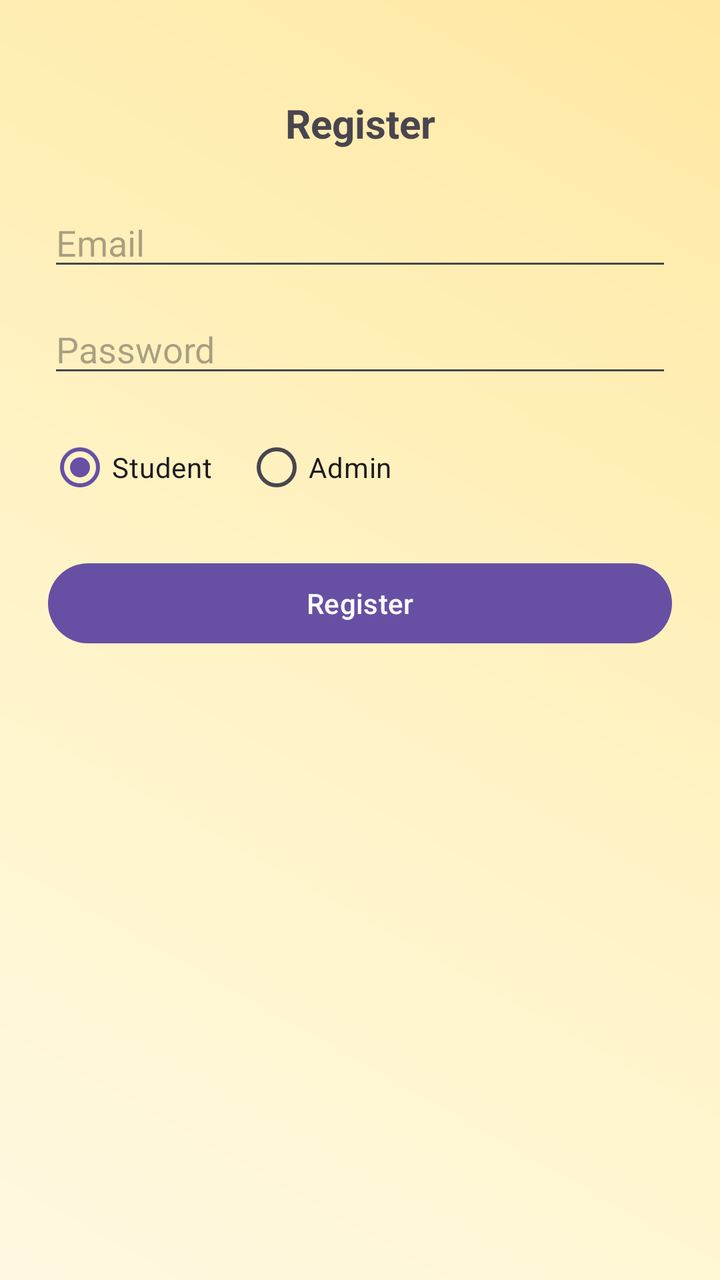
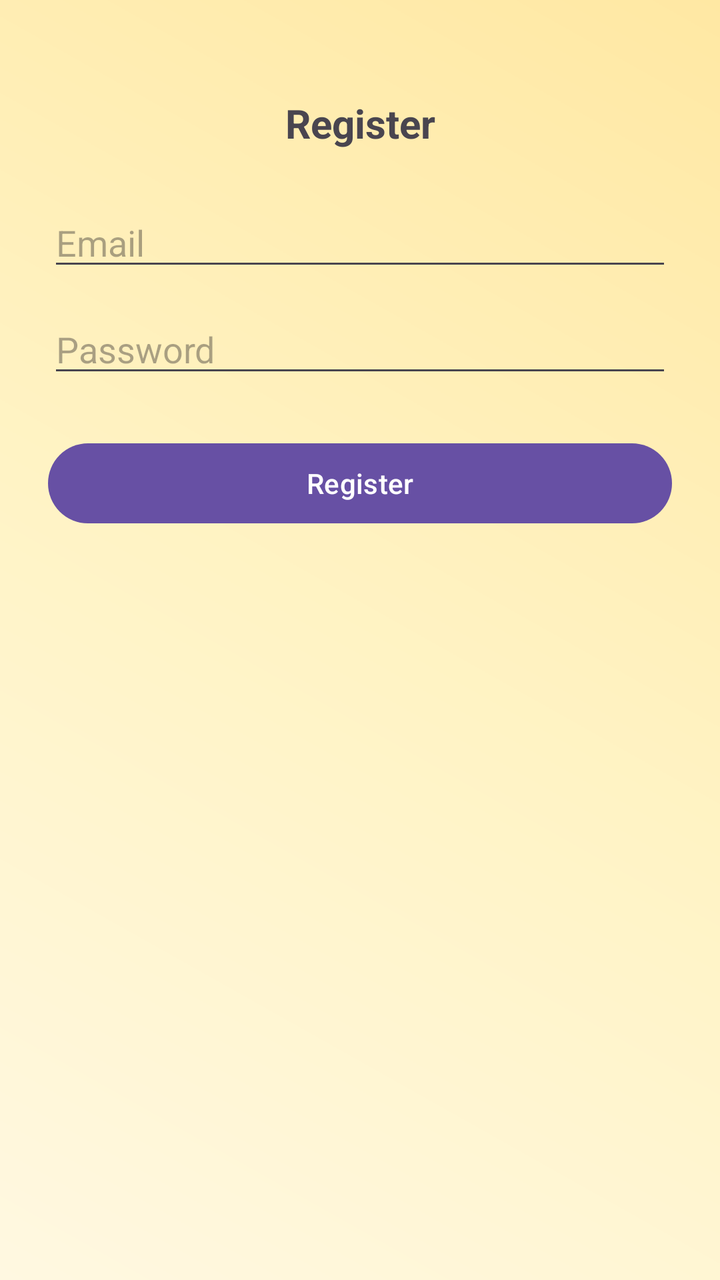

Two renders of the same Android screen: before a commit and after it. Below are the layout's source before the change and the commit's diff.
<!-- AndroidManifest.xml: application theme Theme.Project22 -->
<!-- res/layout/activity_register.xml -->
<?xml version="1.0" encoding="utf-8"?>
<androidx.constraintlayout.widget.ConstraintLayout xmlns:android="http://schemas.android.com/apk/res/android"
    xmlns:app="http://schemas.android.com/apk/res-auto"
    xmlns:tools="http://schemas.android.com/tools"
    android:layout_width="match_parent"
    android:layout_height="match_parent"
    tools:context=".RegisterActivity">

    <TextView
        android:id="@+id/tvTitle"
        android:layout_width="wrap_content"
        android:layout_height="wrap_content"
        android:text="Register"
        android:textStyle="bold"
        android:textSize="20sp"
        app:layout_constraintTop_toTopOf="parent"
        app:layout_constraintStart_toStartOf="parent"
        app:layout_constraintEnd_toEndOf="parent"
        android:layout_marginTop="48dp"/>

    <EditText
        android:id="@+id/etEmail"
        android:layout_width="0dp"
        android:layout_height="wrap_content"
        android:hint="Email"
        android:inputType="textEmailAddress"
        app:layout_constraintTop_toBottomOf="@id/tvTitle"
        app:layout_constraintStart_toStartOf="parent"
        app:layout_constraintEnd_toEndOf="parent"
        android:layout_marginStart="24dp"
        android:layout_marginEnd="24dp"
        android:layout_marginTop="24dp"/>

    <EditText
        android:id="@+id/etPassword"
        android:layout_width="0dp"
        android:layout_height="wrap_content"
        android:hint="Password"
        android:inputType="textPassword"
        app:layout_constraintTop_toBottomOf="@id/etEmail"
        app:layout_constraintStart_toStartOf="parent"
        app:layout_constraintEnd_toEndOf="parent"
        android:layout_marginStart="24dp"
        android:layout_marginEnd="24dp"
        android:layout_marginTop="12dp"/>

    <RadioGroup
        android:id="@+id/rgRole"
        android:layout_width="0dp"
        android:layout_height="wrap_content"
        app:layout_constraintTop_toBottomOf="@id/etPassword"
        app:layout_constraintStart_toStartOf="parent"
        app:layout_constraintEnd_toEndOf="parent"
        android:orientation="horizontal"
        android:layout_marginStart="24dp"
        android:layout_marginEnd="24dp"
        android:layout_marginTop="16dp">

        <RadioButton
            android:id="@+id/rbStudent"
            android:layout_width="wrap_content"
            android:layout_height="wrap_content"
            android:text="Student"
            android:checked="true"
            android:layout_marginEnd="16dp"/>

        <RadioButton
            android:id="@+id/rbAdmin"
            android:layout_width="wrap_content"
            android:layout_height="wrap_content"
            android:text="Admin"/>
    </RadioGroup>

    <Button
        android:id="@+id/btnRegister"
        android:layout_width="0dp"
        android:layout_height="wrap_content"
        android:text="Register"
        app:layout_constraintTop_toBottomOf="@id/rgRole"
        app:layout_constraintStart_toStartOf="parent"
        app:layout_constraintEnd_toEndOf="parent"
        android:layout_marginStart="24dp"
        android:layout_marginEnd="24dp"
        android:layout_marginTop="20dp"/>

</androidx.constraintlayout.widget.ConstraintLayout>
<!-- resources referenced by this layout -->
<resources>
  <style name="Theme.Project22" parent="Base.Theme.Project22" />
  <style name="Base.Theme.Project22" parent="Theme.Material3.Light.NoActionBar">
          
          <item name="colorPrimary">@color/md_primary</item>
          <item name="colorOnPrimary">@color/md_onPrimary</item>
          <item name="colorPrimaryContainer">@color/md_primaryContainer</item>
          <item name="colorOnPrimaryContainer">@color/md_onPrimaryContainer</item>
  
          <item name="colorSecondary">@color/md_secondary</item>
          <item name="colorOnSecondary">@color/md_onSecondary</item>
          <item name="colorSecondaryContainer">@color/md_secondaryContainer</item>
          <item name="colorOnSecondaryContainer">@color/md_onSecondaryContainer</item>
  
          <item name="colorTertiary">@color/md_tertiary</item>
          <item name="colorOnTertiary">@color/md_onTertiary</item>
          <item name="colorTertiaryContainer">@color/md_tertiaryContainer</item>
          <item name="colorOnTertiaryContainer">@color/md_onTertiaryContainer</item>
  
          <item name="android:windowBackground">@drawable/bg_app_gradient</item>
          <item name="colorSurface">@color/md_surface</item>
          <item name="colorOnSurface">@color/md_onSurface</item>
          <item name="android:navigationBarColor">@color/md_primaryContainer</item>
      </style>
  <color name="md_primary">#6750A4</color>
  <color name="md_onPrimary">#FFFFFF</color>
  <color name="md_primaryContainer">#EADDFF</color>
  <color name="md_onPrimaryContainer">#21005D</color>
  <color name="md_secondary">#386A20</color>
  <color name="md_onSecondary">#FFFFFF</color>
  <color name="md_secondaryContainer">#C7F0A6</color>
  <color name="md_onSecondaryContainer">#0F3900</color>
  <color name="md_tertiary">#006C6A</color>
  <color name="md_onTertiary">#FFFFFF</color>
  <color name="md_tertiaryContainer">#6FF7F3</color>
  <color name="md_onTertiaryContainer">#00201F</color>
  <!-- drawable bg_app_gradient (drawable) -->
  <?xml version="1.0" encoding="utf-8"?>
  <shape xmlns:android="http://schemas.android.com/apk/res/android" android:shape="rectangle">
      <gradient
          android:type="linear"
          android:angle="45"
          android:startColor="#FFF8E1"
          android:centerColor="#FFF3C4"
          android:endColor="#FFE8A3" />
  </shape>
  <color name="md_surface">#FFFCFF</color>
  <color name="md_onSurface">#1D1B20</color>
</resources>

<!-- the commit's change to res/layout/activity_register.xml (unified diff, before → after) -->
@@ -44,43 +44,16 @@
         android:layout_marginEnd="24dp"
         android:layout_marginTop="12dp"/>
 
-    <RadioGroup
-        android:id="@+id/rgRole"
-        android:layout_width="0dp"
-        android:layout_height="wrap_content"
-        app:layout_constraintTop_toBottomOf="@id/etPassword"
-        app:layout_constraintStart_toStartOf="parent"
-        app:layout_constraintEnd_toEndOf="parent"
-        android:orientation="horizontal"
-        android:layout_marginStart="24dp"
-        android:layout_marginEnd="24dp"
-        android:layout_marginTop="16dp">
-
-        <RadioButton
-            android:id="@+id/rbStudent"
-            android:layout_width="wrap_content"
-            android:layout_height="wrap_content"
-            android:text="Student"
-            android:checked="true"
-            android:layout_marginEnd="16dp"/>
-
-        <RadioButton
-            android:id="@+id/rbAdmin"
-            android:layout_width="wrap_content"
-            android:layout_height="wrap_content"
-            android:text="Admin"/>
-    </RadioGroup>
-
     <Button
         android:id="@+id/btnRegister"
         android:layout_width="0dp"
         android:layout_height="wrap_content"
         android:text="Register"
-        app:layout_constraintTop_toBottomOf="@id/rgRole"
+        app:layout_constraintTop_toBottomOf="@id/etPassword"
         app:layout_constraintStart_toStartOf="parent"
         app:layout_constraintEnd_toEndOf="parent"
         android:layout_marginStart="24dp"
         android:layout_marginEnd="24dp"
-        android:layout_marginTop="20dp"/>
+        android:layout_marginTop="24dp"/>
 
 </androidx.constraintlayout.widget.ConstraintLayout>
